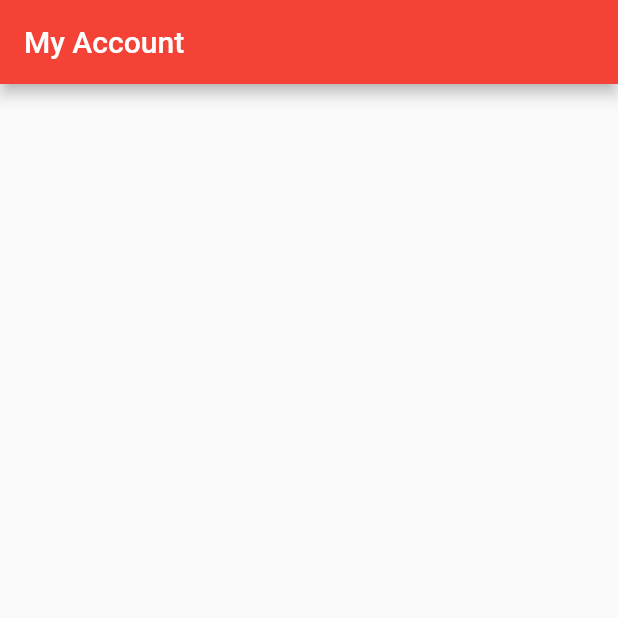
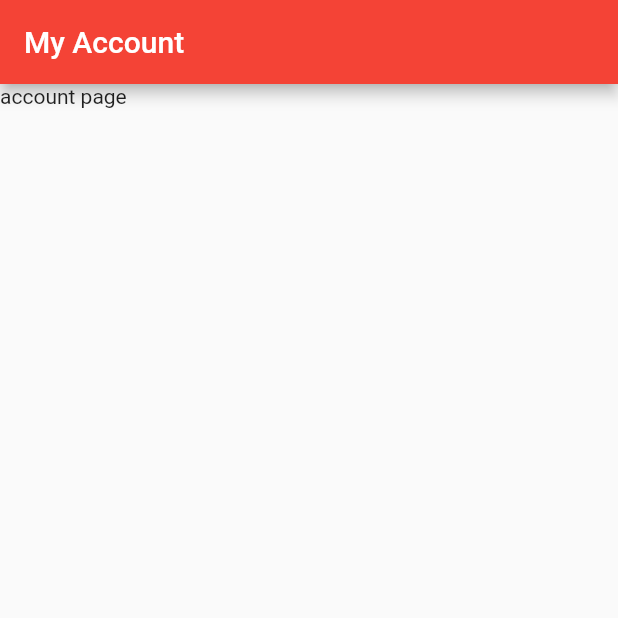
Before and after one commit to orifriesen/snax, a Flutter app: the screen it shows after launch, item 3 of the bottom bar chosen, on a phone screen of 412 x 824 dp, the top half of it. Run offline on Flutter 3.47's test engine with Material 2 defaults, Android fonts, the phone set to English and light mode, and no system bars; our stand-ins replace cloud_firestore, cloud_functions, firebase_auth, firebase_core, fluttertoast, google_sign_in and 4 more; missing offline and left inert: dart:ffi, flappy_search_bar, number_display; accounts and stored records are empty.

Commit message:
removed example from account page and added trend to SnackItem

```diff
--- a/snax/lib/accountPage/accountPage.dart
+++ b/snax/lib/accountPage/accountPage.dart
@@ -9,21 +9,11 @@ class AccountPage extends StatefulWidget {
 
 class _AccountPageState extends State<AccountPage> {
 
-  List<SnackItem> topSnacks;
-
-  void hasResults(value) {
-    print("got snacks");
-
-    setState(() {
-      topSnacks = value;
-    });
-  }
 
   @override
   void initState() {
     // TODO: implement initState
     print("getting charts");
-    SnaxBackend.chartTop().then(hasResults);
 
     super.initState();
   }
@@ -35,25 +25,7 @@ class _AccountPageState extends State<AccountPage> {
           title: Text("My Account"),
         ),
         body: Container(
-          child: FutureBuilder(future: SnaxBackend.chartTop(),builder: (BuildContext context,AsyncSnapshot<List<SnackItem>> snapshot) {
-            if (snapshot.hasError) {
-              // Error
-              // snapshot.error is the error that was thrown
-              return Text("Error"+snapshot.error.toString());
-            } else if (!snapshot.hasData) {
-              // Loading
-              return Text("Loading");
-            } else {
-              // Results
-              // snapshot.data is the list of snacks
-              return ListView.builder(itemBuilder: (BuildContext context,int index) {
-                return ListTile(
-                  title: Text(snapshot.data[index].name),
-                  subtitle: Text(snapshot.data[index].averageRatings.overall.toString() + "/5 Overall Rating"),
-                );
-              },itemCount: snapshot.data.length,);
-            }
-          }),
+          child: Text("account page"),
         ));
   }
 }
--- a/snax/lib/backend/backend.dart
+++ b/snax/lib/backend/backend.dart
@@ -67,7 +67,8 @@ class SnackItem {
   int upc;
   SnackRating averageRatings;
   int numberOfRatings;
-  SnackItem(this.name,this.id,this.type,this.upc,this.averageRatings,this.numberOfRatings);
+  int numberOfRatingsThisWeek;
+  SnackItem(this.name,this.id,this.type,this.upc,this.averageRatings,this.numberOfRatings,this.numberOfRatingsThisWeek);
 }
 
 //A snack rating that is calculated, no user data is attached
--- a/snax/lib/backend/requests.dart
+++ b/snax/lib/backend/requests.dart
@@ -72,7 +72,8 @@ class SnaxBackend {
             toDouble(doc.get("computed.score_sweetness")),
             toDouble(doc.get("computed.score_spicyness")),
           ),
-          doc.get("computed_ratings"));
+          doc.get("computed_ratings"),
+          doc.get("computed_trend"));
     }).toList();
   }
 
--- a/snax/lib/main.dart
+++ b/snax/lib/main.dart
@@ -34,8 +34,8 @@ void main() {
   //Initialize Firebase synchronously (has to happen after runApp)
   initializeFirebase().whenComplete(() {
     print("initialized firebase");
-    /*SnaxBackend.postReview("pringles-pizza", SnackRating(5.0,4.0,4.0,5.0,4.0,0.0,0.0,1.0)).then((d) {
-      print("sent review");
-    });*/
+    // SnaxBackend.postReview("lays-limon", SnackRating(2.0,1.0,4.0,4.0,2.0,4.0,0.0,0.0)).then((d) {
+    //   print("sent review");
+    // });
   });
 }
```
